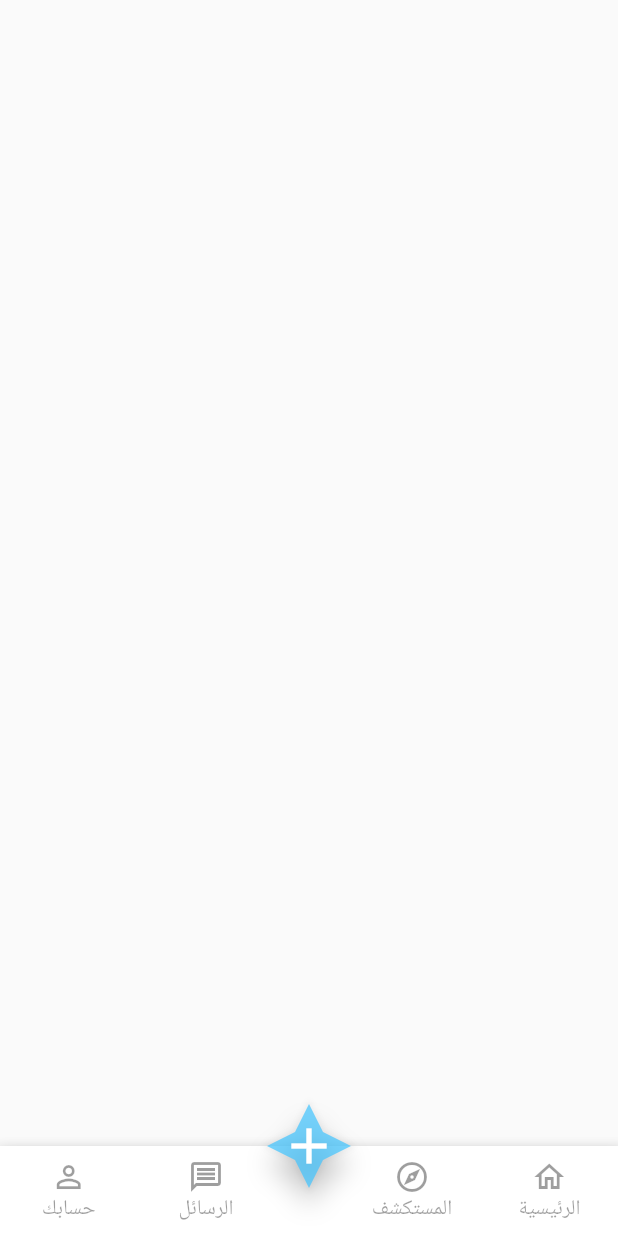
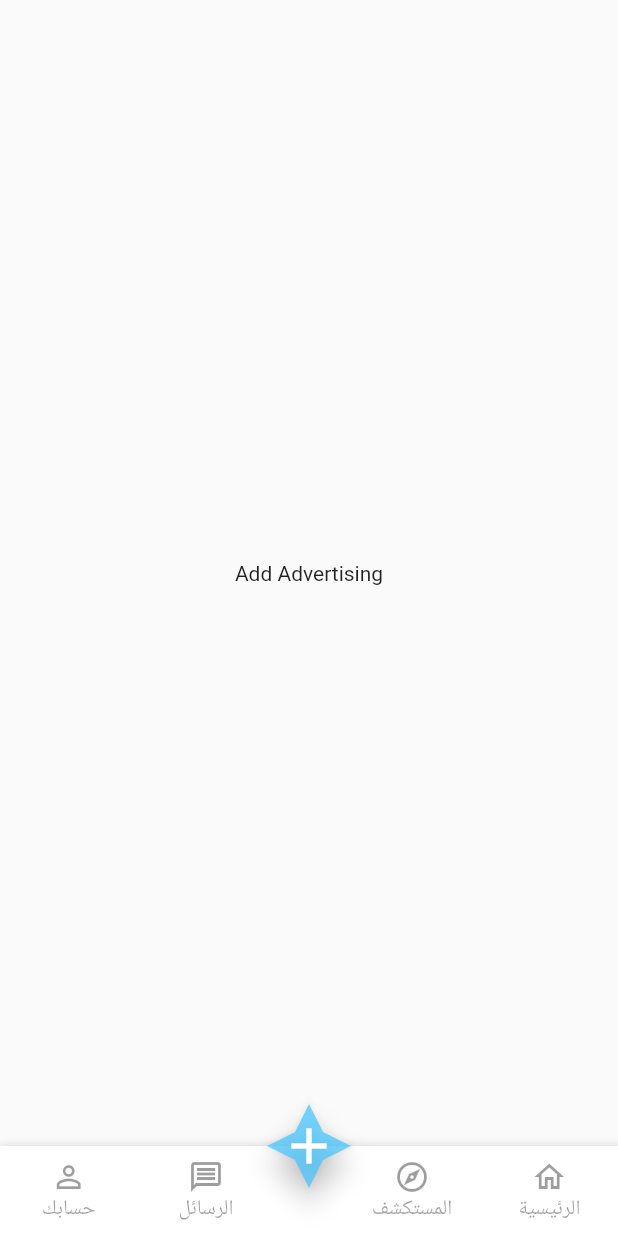
Before and after one commit to hossam-alissa/newlongmarket, a Flutter app: the screen it shows after launch, item 2 of the bottom bar chosen, after a tap on the "add" icon, on a phone screen of 412 x 824 dp. Run offline on Flutter 3.47's test engine with Material 2 defaults, Android fonts, the phone set to English and light mode, and no system bars.

Commit message:
Add main Screens 5

```diff
--- a/lib/config/language.dart
+++ b/lib/config/language.dart
@@ -1 +1 @@
-bool isLeft = false;
+bool isLeft = true;
--- /dev/null
+++ b/lib/screens/add_advertising_screen.dart
@@ -0,0 +1,15 @@
+import 'package:flutter/material.dart';
+
+class AddAdvertisingScreen extends StatefulWidget {
+  @override
+  _AddAdvertisingScreenState createState() => _AddAdvertisingScreenState();
+}
+
+class _AddAdvertisingScreenState extends State<AddAdvertisingScreen> {
+  @override
+  Widget build(BuildContext context) {
+    return Scaffold(
+      body: Center(child: Text("Add Advertising"),),
+    );
+  }
+}
--- /dev/null
+++ b/lib/screens/home_screen.dart
@@ -0,0 +1,15 @@
+import 'package:flutter/material.dart';
+
+class HomeScreen extends StatefulWidget {
+  @override
+  _HomeScreenState createState() => _HomeScreenState();
+}
+
+class _HomeScreenState extends State<HomeScreen> {
+  @override
+  Widget build(BuildContext context) {
+    return Scaffold(
+      body: Center(child: Text("HomeScreen")),
+    );
+  }
+}
--- /dev/null
+++ b/lib/screens/message_screen.dart
@@ -0,0 +1,15 @@
+import 'package:flutter/material.dart';
+
+class MessageScreen extends StatefulWidget {
+  @override
+  _MessageScreenState createState() => _MessageScreenState();
+}
+
+class _MessageScreenState extends State<MessageScreen> {
+  @override
+  Widget build(BuildContext context) {
+    return Scaffold(
+      body: Center(child: Text("MessageScreen"),),
+    );
+  }
+}
--- a/lib/screens/nav_screen.dart
+++ b/lib/screens/nav_screen.dart
@@ -1,5 +1,8 @@
 import 'package:flutter/material.dart';
-import 'package:longmarket/config/config.dart';
+
+import '../screens/screens.dart';
+import '../config/config.dart';
+
 
 class NavScreen extends StatefulWidget {
   @override
@@ -9,11 +12,11 @@ class NavScreen extends StatefulWidget {
 class _NavScreenState extends State<NavScreen> {
   int _selectedIndexScreen = 0;
   List mainScreen = [
-    Scaffold(),
-    Scaffold(),
-    Scaffold(),
-    Scaffold(),
-    Scaffold(),
+    HomeScreen(),
+    ExploreScreen(),
+    AddAdvertisingScreen(),
+    MessageScreen(),
+    AccountScreen(),
   ];
   onTapped(int index) async {
     // if (index == 0) {
@@ -41,14 +44,12 @@ class _NavScreenState extends State<NavScreen> {
         floatingActionButtonLocation: FloatingActionButtonLocation.centerDocked,
         floatingActionButton: FloatingActionButton(
           onPressed: () {
-            setState(() {
               // if (Provider.of<UserInformation>(context, listen: false).token !=
               //     null)
-              _selectedIndexScreen = 2;
+              onTapped(2);
               // else
               //   toastShow(
               //       getTranslated(context, "Please SingUp or SingIn"), context);
-            });
           },
           shape: _CustomBorder(),
           backgroundColor: _selectedIndexScreen == 2
--- a/lib/screens/screens.dart
+++ b/lib/screens/screens.dart
@@ -1 +1,6 @@
 export 'nav_screen.dart';
+export 'home_screen.dart';
+export 'account_screen.dart';
+export 'message_screen.dart';
+export 'explore_screen.dart';
+export 'add_advertising_screen.dart';
```
Also changed, not shown: lib/screens/account_screen.dart (added, +15 -0 lines), lib/screens/explore_screen.dart (added, +15 -0 lines).
